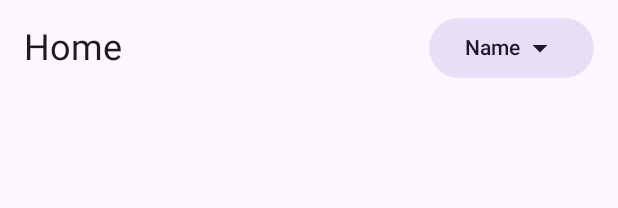
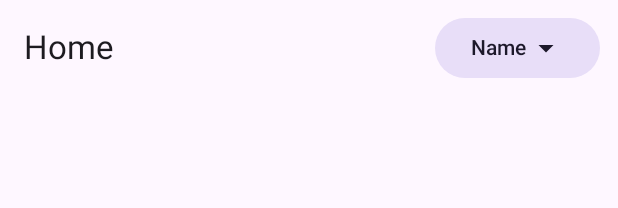
Before and after one commit to vfernandess/nba, an Android app built with Jetpack Compose: the @Preview function HomePageContentEmptyPreview, on a phone screen of 412 x 824 dp. Shown: the top 208 px of the screen. Run offline under Robolectric (Android 15) with nearby library versions, the phone set to English and light mode, and no system bars.

Commit message:
fix(home): ignore sort while loading, use TopAppBar, dedicated TeamSelected effect

```diff
--- a/app/src/main/java/com/voidx/nba/feature/home/presentation/HomeEffect.kt
+++ b/app/src/main/java/com/voidx/nba/feature/home/presentation/HomeEffect.kt
@@ -15,4 +15,6 @@ sealed class HomeEffect {
     data class ShowError(val error: AppError) : HomeEffect()
 
     data class SortChanged(val sort: TeamSort, val teams: List<Team>?) : HomeEffect()
+
+    data class TeamSelected(val team: Team) : HomeEffect()
 }
--- a/app/src/main/java/com/voidx/nba/feature/home/presentation/HomeReducer.kt
+++ b/app/src/main/java/com/voidx/nba/feature/home/presentation/HomeReducer.kt
@@ -28,6 +28,9 @@ abstract class HomeReducer : SimpleReducer<HomeState, HomeEffect>(HomeState()) {
                         sort = effect.sort,
                         content = effect.teams?.let { ContentState.Success(it) } ?: currentState.content,
                     )
+
+                is HomeEffect.TeamSelected ->
+                    currentState
             }
         }
     }
--- a/app/src/main/java/com/voidx/nba/feature/home/view/HomePageContent.kt
+++ b/app/src/main/java/com/voidx/nba/feature/home/view/HomePageContent.kt
@@ -1,8 +1,6 @@
 package com.voidx.nba.feature.home.view
 
-import androidx.compose.foundation.layout.Arrangement
 import androidx.compose.foundation.layout.Column
-import androidx.compose.foundation.layout.Row
 import androidx.compose.foundation.layout.fillMaxSize
 import androidx.compose.foundation.layout.fillMaxWidth
 import androidx.compose.foundation.layout.padding
@@ -11,14 +9,14 @@ import androidx.compose.foundation.lazy.items
 import androidx.compose.foundation.shape.CircleShape
 import androidx.compose.material.icons.Icons
 import androidx.compose.material.icons.filled.ArrowDropDown
+import androidx.compose.material3.ExperimentalMaterial3Api
 import androidx.compose.material3.FilledTonalButton
 import androidx.compose.material3.Icon
-import androidx.compose.material3.MaterialTheme
 import androidx.compose.material3.Scaffold
 import androidx.compose.material3.Surface
 import androidx.compose.material3.Text
+import androidx.compose.material3.TopAppBar
 import androidx.compose.runtime.Composable
-import androidx.compose.ui.Alignment
 import androidx.compose.ui.Modifier
 import androidx.compose.ui.res.stringResource
 import androidx.compose.ui.tooling.preview.Preview
@@ -47,7 +45,13 @@ fun HomePageContent(
 ) {
     Scaffold(
         modifier = modifier,
-        topBar = { HomeTopBar(sort = state.sort, onSortClick = onSortClick) },
+        topBar = {
+            HomeTopBar(
+                sort = state.sort,
+                sortEnabled = state.content !is ContentState.Loading,
+                onSortClick = onSortClick,
+            )
+        },
     ) { innerPadding ->
         StateContent(
             state = state.content,
@@ -62,28 +66,29 @@ fun HomePageContent(
     }
 }
 
+@OptIn(ExperimentalMaterial3Api::class)
 @Composable
 private fun HomeTopBar(
     sort: TeamSort,
+    sortEnabled: Boolean,
     onSortClick: () -> Unit,
     modifier: Modifier = Modifier,
 ) {
-    Row(
-        modifier = modifier
-            .fillMaxWidth()
-            .padding(horizontal = 16.dp, vertical = 8.dp),
-        verticalAlignment = Alignment.CenterVertically,
-        horizontalArrangement = Arrangement.SpaceBetween,
-    ) {
-        Text(
-            text = stringResource(R.string.home_title),
-            style = MaterialTheme.typography.headlineSmall,
-        )
-        FilledTonalButton(onClick = onSortClick, shape = CircleShape) {
-            Text(stringResource(sort.labelRes()))
-            Icon(imageVector = Icons.Filled.ArrowDropDown, contentDescription = null)
-        }
-    }
+    TopAppBar(
+        modifier = modifier,
+        title = { Text(stringResource(R.string.home_title)) },
+        actions = {
+            FilledTonalButton(
+                onClick = onSortClick,
+                enabled = sortEnabled,
+                shape = CircleShape,
+                modifier = Modifier.padding(end = 8.dp),
+            ) {
+                Text(stringResource(sort.labelRes()))
+                Icon(imageVector = Icons.Filled.ArrowDropDown, contentDescription = null)
+            }
+        },
+    )
 }
 
 @Composable
```
Also changed, not shown: app/src/main/java/com/voidx/nba/feature/home/presentation/HomeInteractor.kt (+6 -3 lines), 2 other files.
